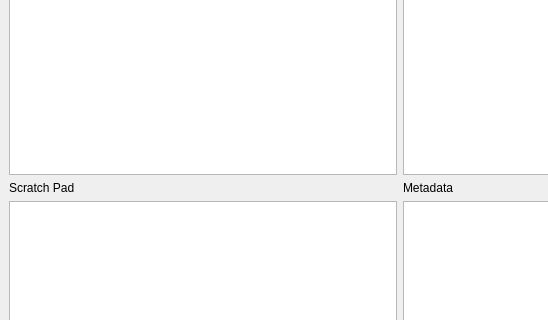
First picture: the form in sample_drawer/mainwindow.ui, repository Jajcus/sampledrawer, before the edit; both pictures show x 0 to 548 and y 135 to 455 of the 800 by 600 pixel window.
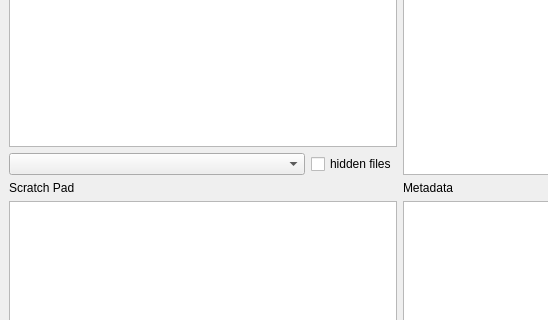
Second picture: the form after the edit. Icons and pictures are not drawn.

Commit message: filters added to file browser

What changed in the file:
```diff
--- a/sample_drawer/mainwindow.ui
+++ b/sample_drawer/mainwindow.ui
@@ -20,6 +20,8 @@
    <string>MainWindow</string>
   </property>
   <widget class="QWidget" name="centralwidget">
+   <layout class="QVBoxLayout" name="verticalLayout_6">
+    <item>
    <layout class="QVBoxLayout" name="verticalLayout_5">
     <item>
      <layout class="QHBoxLayout" name="horizontalLayout_2">
@@ -51,7 +53,7 @@
      </layout>
     </item>
     <item>
-     <layout class="QHBoxLayout" name="horizontalLayout">
+       <layout class="QHBoxLayout" name="horizontalLayout_5">
       <item>
        <layout class="QVBoxLayout" name="verticalLayout">
         <item>
@@ -64,6 +66,27 @@
         <item>
          <widget class="QTreeView" name="file_tree"/>
         </item>
+          <item>
+           <layout class="QHBoxLayout" name="horizontalLayout">
+            <item>
+             <widget class="QComboBox" name="name_filter">
+              <property name="sizePolicy">
+               <sizepolicy hsizetype="MinimumExpanding" vsizetype="Fixed">
+                <horstretch>0</horstretch>
+                <verstretch>0</verstretch>
+               </sizepolicy>
+              </property>
+             </widget>
+            </item>
+            <item>
+             <widget class="QCheckBox" name="show_hidden">
+              <property name="text">
+               <string>hidden files</string>
+              </property>
+             </widget>
+            </item>
+           </layout>
+          </item>
        </layout>
       </item>
       <item>
@@ -83,7 +106,7 @@
      </layout>
     </item>
     <item>
-     <layout class="QHBoxLayout" name="horizontalLayout_3">
+       <layout class="QHBoxLayout" name="horizontalLayout_4">
       <item>
        <layout class="QVBoxLayout" name="verticalLayout_3">
         <item>
@@ -96,6 +119,9 @@
         <item>
          <widget class="QListView" name="listView"/>
         </item>
+          <item>
+           <layout class="QHBoxLayout" name="horizontalLayout_3"/>
+          </item>
        </layout>
       </item>
       <item>
@@ -109,6 +135,8 @@
         </item>
         <item>
          <widget class="QTreeView" name="metadata_view"/>
+          </item>
+         </layout>
         </item>
        </layout>
       </item>
```
Lines whose indentation alone changed are shown as unchanged. The commit also changes 2 other files.
